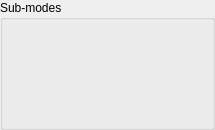
Old version of the form ui/controls/modeselectionbutton.ui in the repository dmitry64/av20.
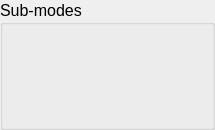
New version of the form.

Diff of the .ui file:
```diff
--- a/ui/controls/modeselectionbutton.ui
+++ b/ui/controls/modeselectionbutton.ui
@@ -31,6 +31,11 @@
    </property>
    <item>
     <widget class="QGroupBox" name="submodesBox">
+     <property name="font">
+      <font>
+       <pointsize>12</pointsize>
+      </font>
+     </property>
      <property name="title">
       <string>Sub-modes</string>
      </property>
```
